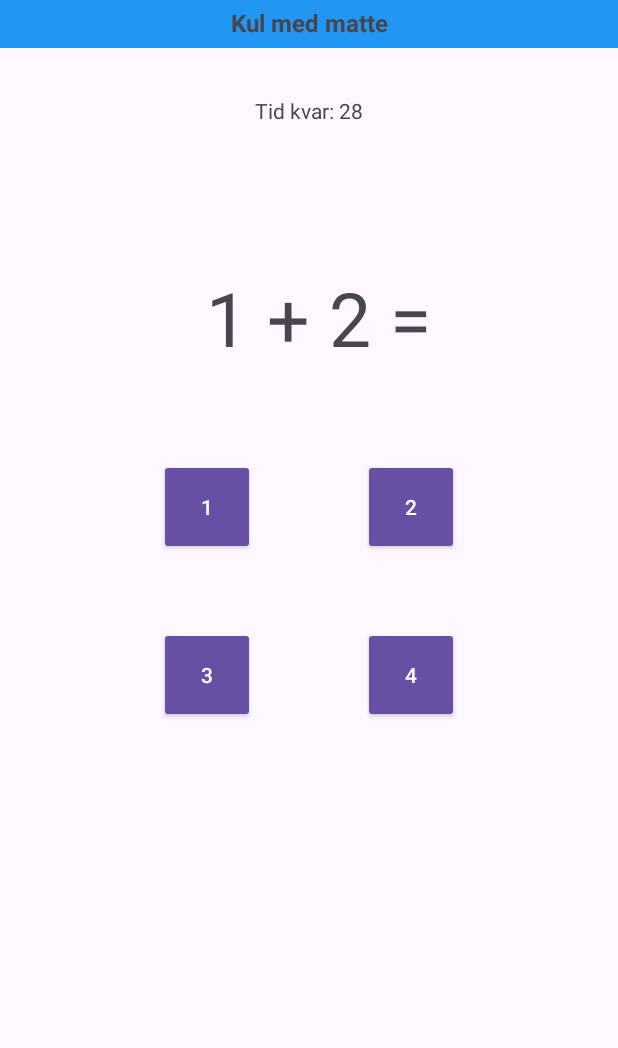
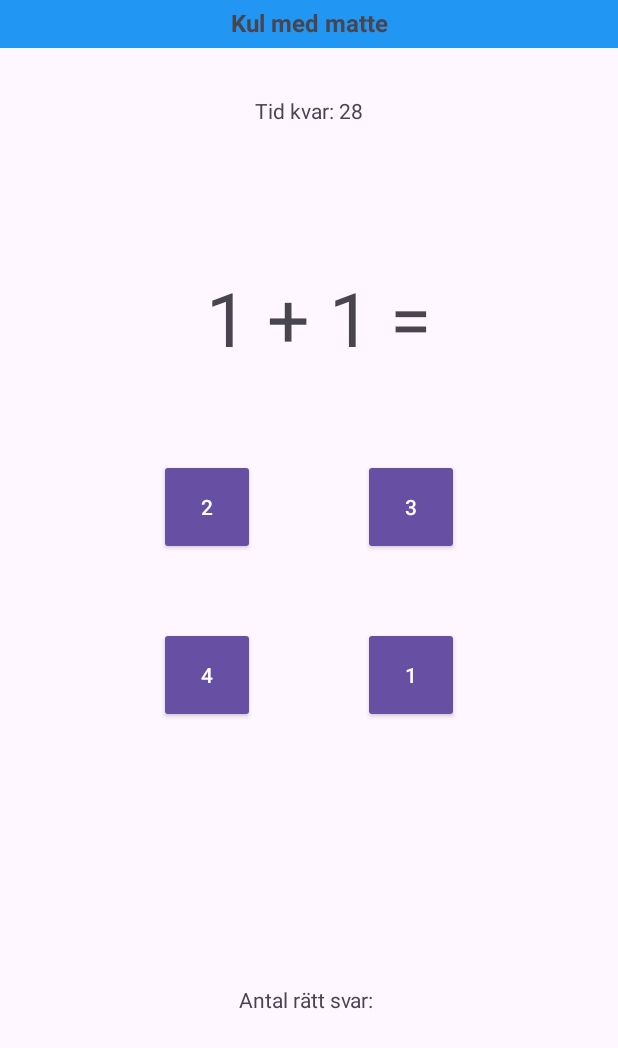
Before and after one commit to jonasbondesson84/ma23_kotlin_simpleMath, an Android app: the gameActivity screen opened directly, with no data from a screen before it, after a tap on "START", on a phone screen of 412 x 824 dp. Shown: the top 1048 px of the screen. Run offline under Robolectric (Android 15) with nearby library versions, the phone set to English and light mode, and no system bars.

Commit message:
fixed math in game

```diff
--- a/app/src/main/java/com/example/simplemath/gameActivity.kt
+++ b/app/src/main/java/com/example/simplemath/gameActivity.kt
@@ -1,11 +1,13 @@
 package com.example.simplemath
 
+import android.annotation.SuppressLint
 import android.os.Bundle
 import android.os.CountDownTimer
 import android.view.View
 import android.widget.Button
 import android.widget.TextView
 import androidx.appcompat.app.AppCompatActivity
+import kotlin.random.Random
 
 class gameActivity : AppCompatActivity() {
 
@@ -17,11 +19,15 @@ class gameActivity : AppCompatActivity() {
     lateinit var btnFourthAnswer: Button
     lateinit var tvNumbers: TextView
     lateinit var btnBack: Button
+    lateinit var tvCorrectAnswers: TextView
 
     var userAnswer: Int = 0
     var correctAnswer: Int = 0
     var numberOfCorrectAnswers: Int = 0
     var method: String = ""
+    var firstNumber: Int = 0
+    var secondNumber: Int = 0
+    val TIMER_SECONDS: Long = 30000
 
     override fun onCreate(savedInstanceState: Bundle?) {
         super.onCreate(savedInstanceState)
@@ -35,6 +41,7 @@ class gameActivity : AppCompatActivity() {
         btnFourthAnswer = findViewById(R.id.btnFourth)
         tvNumbers = findViewById(R.id.tvNumber)
         btnBack = findViewById(R.id.btnBack)
+        tvCorrectAnswers = findViewById(R.id.tvCorrectAnswers)
 
         method = intent.getStringExtra("method") ?: "addition"
 
@@ -47,6 +54,24 @@ class gameActivity : AppCompatActivity() {
             finish()
         }
 
+        btnFirstAnswer.setOnClickListener() {
+            userAnswer = btnFirstAnswer.text.toString().toInt()
+            checkAnswer()
+        }
+        btnSecondAnswer.setOnClickListener() {
+            userAnswer = btnSecondAnswer.text.toString().toInt()
+            checkAnswer()
+        }
+        btnThirdAnswer.setOnClickListener() {
+            userAnswer = btnThirdAnswer.text.toString().toInt()
+            checkAnswer()
+        }
+
+        btnFourthAnswer.setOnClickListener() {
+            userAnswer = btnFourthAnswer.text.toString().toInt()
+            checkAnswer()
+        }
+
 
     }
     override fun onResume() {
@@ -56,7 +81,8 @@ class gameActivity : AppCompatActivity() {
 
     fun startGame() {
         showAllGameElements()
-        object : CountDownTimer(30000, 1000) {
+        newMathProblem()
+        object : CountDownTimer(TIMER_SECONDS, 1000) {
 
             override fun onTick(millisUntilFinished: Long) {
                 tvTimer.setText("Tid kvar: " + millisUntilFinished / 1000)
@@ -69,9 +95,57 @@ class gameActivity : AppCompatActivity() {
         }.start()
     }
 
+    @SuppressLint("SetTextI18n")
+    fun newMathProblem() {
+        firstNumber = Random.nextInt(1, 10)
+        secondNumber = Random.nextInt(1, 10)
+
+        when(method) {
+            "subtraction" -> {
+                correctAnswer = firstNumber - secondNumber
+                tvNumbers.text = " $firstNumber - $secondNumber ="
+            }
+            "multiplication" -> {
+                correctAnswer = firstNumber * secondNumber
+                tvNumbers.text = " $firstNumber * $secondNumber ="
+            }
+            "division" -> {
+                while (firstNumber % secondNumber != 0) {
+                    firstNumber = Random.nextInt(1, 20)
+                    secondNumber = Random.nextInt(2, 10)
+                }
+                correctAnswer = firstNumber / secondNumber
+
+                tvNumbers.text = " $firstNumber / $secondNumber ="
+            }
+            else -> {
+                correctAnswer = firstNumber + secondNumber
+                tvNumbers.text = " $firstNumber + $secondNumber ="
+            }
+        }
+        setAnswers()
+    }
+
+
+    fun setAnswers() {
+        val answerList = mutableListOf<Int>()
+        answerList.add(0, correctAnswer)
+        answerList.add(1, correctAnswer+1)
+        answerList.add(2, correctAnswer-1)
+        answerList.add(3, correctAnswer+2)
+        answerList.shuffle()
+        btnFirstAnswer.text = answerList[0].toString()
+        btnSecondAnswer.text = answerList[1].toString()
+        btnThirdAnswer.text = answerList[2].toString()
+        btnFourthAnswer.text = answerList[3].toString()
+    }
+
     fun checkAnswer() {
-        if(userAnswer == correctAnswer)
+        if(userAnswer == correctAnswer) {
             numberOfCorrectAnswers++
+        }
+        tvCorrectAnswers.text = "Antal rätt svar: $numberOfCorrectAnswers"
+        newMathProblem()
     }
 
     fun stopGame() {
@@ -90,6 +164,7 @@ class gameActivity : AppCompatActivity() {
         btnFourthAnswer.visibility = View.INVISIBLE
         tvNumbers.visibility = View.INVISIBLE
         tvTimer.visibility = View.INVISIBLE
+        tvCorrectAnswers.visibility = View.INVISIBLE
 
     }
     fun showAllGameElements() {
@@ -101,6 +176,7 @@ class gameActivity : AppCompatActivity() {
         btnFourthAnswer.visibility = View.VISIBLE
         tvNumbers.visibility = View.VISIBLE
         tvTimer.visibility = View.VISIBLE
+        tvCorrectAnswers.visibility = View.VISIBLE
 
     }
 }
--- a/app/src/main/res/layout/activity_game.xml
+++ b/app/src/main/res/layout/activity_game.xml
@@ -106,4 +106,14 @@
         app:layout_constraintEnd_toEndOf="parent"
         app:layout_constraintStart_toStartOf="parent"
         app:layout_constraintTop_toBottomOf="@+id/btnStart" />
+
+    <TextView
+        android:id="@+id/tvCorrectAnswers"
+        android:layout_width="wrap_content"
+        android:layout_height="wrap_content"
+        android:text="Antal rätt svar: "
+        app:layout_constraintBottom_toBottomOf="parent"
+        app:layout_constraintEnd_toEndOf="parent"
+        app:layout_constraintStart_toStartOf="parent"
+        app:layout_constraintTop_toBottomOf="@+id/btnBack" />
 </androidx.constraintlayout.widget.ConstraintLayout>
```
